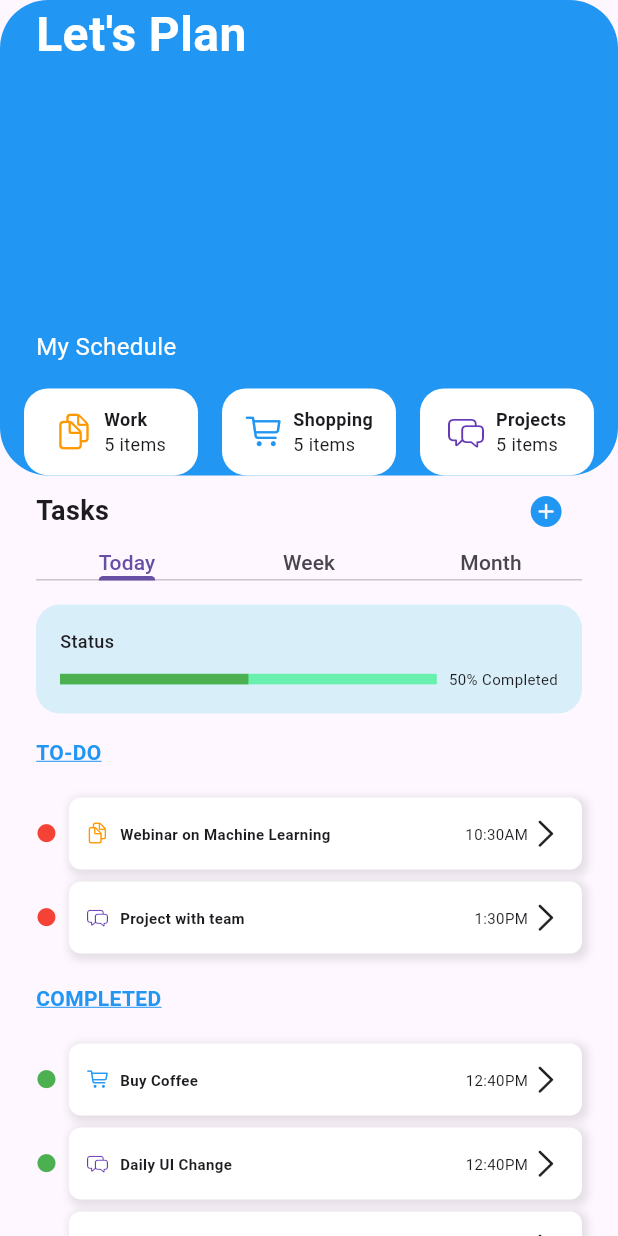
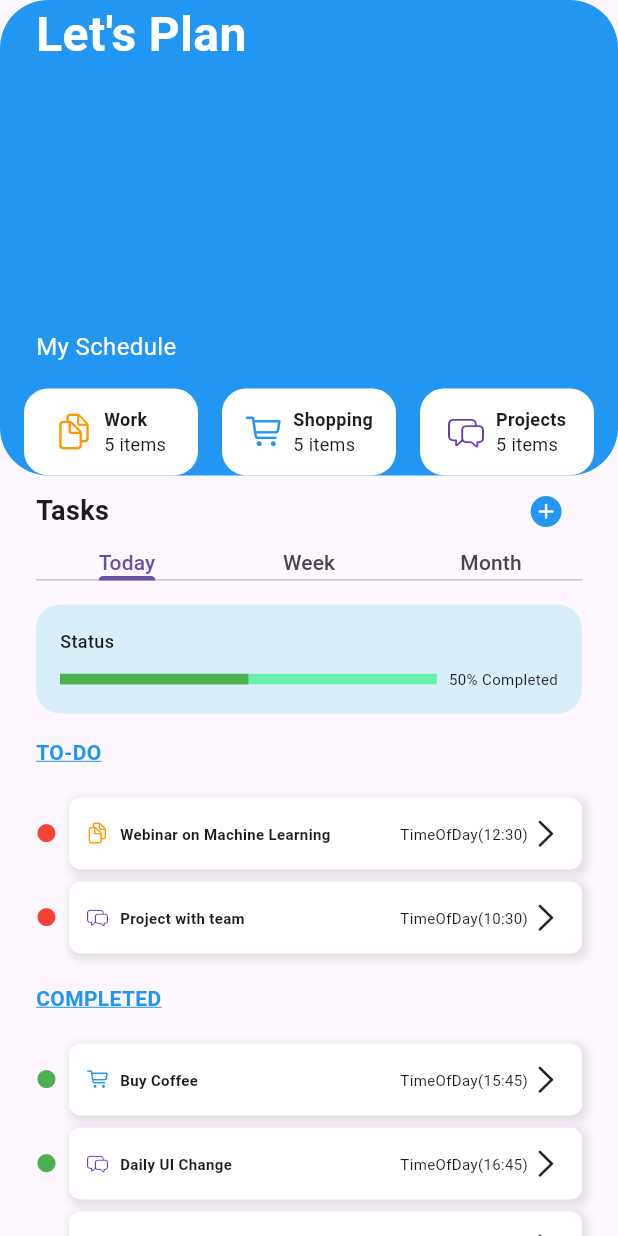
Before and after one commit to amer266030/to-do-app, a Flutter app: the screen it shows after launch, on a phone screen of 412 x 824 dp. Run offline on Flutter 3.47's test engine with Material 3 defaults, Android fonts, the phone set to English and light mode, and no system bars; our stand-ins replace date_picker_timeline, get_it.

```diff
--- a/lib/main.dart
+++ b/lib/main.dart
@@ -13,7 +13,7 @@ class MyApp extends StatelessWidget {
   // This widget is the root of your application.
   @override
   Widget build(BuildContext context) {
-    return const MaterialApp(
+    return MaterialApp(
       debugShowCheckedModeBanner: false,
       home: HomeScreen(),
     );
--- a/lib/model/app_model.dart
+++ /dev/null
@@ -1,63 +0,0 @@
-import 'package:flutter/cupertino.dart';
-import 'package:flutter/material.dart';
-import 'package:interactions_app/model/task_category.dart';
-import 'task.dart';
-
-class AppModel {
-  List<Task> tasks = [
-    Task(
-        id: 1,
-        title: 'Webinar on Machine Learning',
-        isCompleted: false,
-        time: '10:30AM',
-        categoryId: 1),
-    Task(
-        id: 2,
-        title: 'Buy Coffee',
-        isCompleted: true,
-        time: '12:40PM',
-        categoryId: 2),
-    Task(
-        id: 3,
-        title: 'Daily UI Change',
-        isCompleted: true,
-        time: '12:40PM',
-        categoryId: 3),
-    Task(
-        id: 4,
-        title: 'Project with team',
-        isCompleted: false,
-        time: '1:30PM',
-        categoryId: 3),
-    Task(
-        id: 5,
-        title: 'Webinar on Database Design',
-        isCompleted: true,
-        time: '12:15AM',
-        categoryId: 1),
-  ];
-  List<TaskCategory> categories = [
-    TaskCategory(
-        id: 1,
-        title: 'Work',
-        iconData: CupertinoIcons.doc_on_doc,
-        color: Colors.orange),
-    TaskCategory(
-        id: 2,
-        title: 'Shopping',
-        iconData: CupertinoIcons.cart,
-        color: Colors.blue),
-    TaskCategory(
-        id: 3,
-        title: 'Projects',
-        iconData: CupertinoIcons.bubble_left_bubble_right,
-        color: Colors.deepPurple),
-  ];
-
-  changeTaskCompletionState({required int id}) {
-    var task = tasks.where((task) => task.id == id).firstOrNull;
-    if (task != null) {
-      task.isCompleted = !task.isCompleted;
-    }
-  }
-}
--- a/lib/model/task.dart
+++ b/lib/model/task.dart
@@ -2,14 +2,14 @@ class Task {
   int id;
   String title;
   bool isCompleted;
-  String time;
+  DateTime timeStamp;
   int categoryId;
 
   Task({
     required this.id,
     required this.title,
     required this.isCompleted,
-    required this.time,
+    required this.timeStamp,
     required this.categoryId,
   });
 }
--- a/lib/screens/home/home_screen.dart
+++ b/lib/screens/home/home_screen.dart
@@ -1,18 +1,15 @@
 import 'package:flutter/cupertino.dart';
 import 'package:flutter/material.dart';
+import 'package:get_it/get_it.dart';
 import 'package:interactions_app/reusable_components/header_container.dart';
 import 'package:interactions_app/screens/home/subviews/days_tab_view.dart';
 import 'package:interactions_app/screens/home/subviews/task_list.dart';
-import '../add_task/add_task_screen.dart';
+import '../../managers/navigation_mgr.dart';
 import 'subviews/category_grid.dart';
 
 class HomeScreen extends StatelessWidget {
-  const HomeScreen({super.key});
-
-  void _navigateToAddTask(BuildContext context) {
-    Navigator.of(context)
-        .push(MaterialPageRoute(builder: (context) => AddTaskScreen()));
-  }
+  HomeScreen({super.key});
+  final navMgr = GetIt.I.get<NavMgr>();
 
   @override
   Widget build(BuildContext context) {
@@ -33,7 +30,7 @@ class HomeScreen extends StatelessWidget {
                 ),
                 const Spacer(),
                 IconButton(
-                  onPressed: () => _navigateToAddTask(context),
+                  onPressed: () => navMgr.navigateToAddTask(context),
                   icon: const Icon(
                     CupertinoIcons.plus_circle_fill,
                     color: Colors.blue,
--- a/lib/screens/home/subviews/category_grid.dart
+++ b/lib/screens/home/subviews/category_grid.dart
@@ -1,10 +1,10 @@
 import 'package:flutter/material.dart';
 import 'package:get_it/get_it.dart';
-import '../../../model/app_model.dart';
+import '../../../managers/data_mgr.dart';
 
 class CategoriesGrid extends StatelessWidget {
   CategoriesGrid({super.key});
-  final x = GetIt.I.get<AppModel>();
+  final dataMgr = GetIt.I.get<DataMgr>();
 
   @override
   Widget build(BuildContext context) {
@@ -19,7 +19,7 @@ class CategoriesGrid extends StatelessWidget {
           ),
           physics: const NeverScrollableScrollPhysics(),
           shrinkWrap: true,
-          children: x.categories
+          children: dataMgr.categories
               .map(
                 (cat) => _GridCard(
                   icon: Icon(cat.iconData, color: cat.color),
--- a/lib/screens/home/subviews/task_list.dart
+++ b/lib/screens/home/subviews/task_list.dart
@@ -1,13 +1,13 @@
 import 'package:flutter/cupertino.dart';
 import 'package:flutter/material.dart';
 import 'package:get_it/get_it.dart';
-import '../../../model/app_model.dart';
+import '../../../managers/data_mgr.dart';
 import '../../../model/task.dart';
 import '../../../model/task_category.dart';
 
 class TaskList extends StatelessWidget {
   TaskList({super.key});
-  final x = GetIt.I.get<AppModel>();
+  final dataMgr = GetIt.I.get<DataMgr>();
 
   @override
   Widget build(BuildContext context) {
@@ -18,7 +18,7 @@ class TaskList extends StatelessWidget {
         children: [
           _TaskSectionView(
             sectionTitle: 'TO-DO',
-            children: x.tasks
+            children: dataMgr.allTasks
                 .where((task) => task.isCompleted == false)
                 .toList()
                 .map((task) => _TaskItemView(task: task))
@@ -27,7 +27,7 @@ class TaskList extends StatelessWidget {
           const SizedBox(height: 16),
           _TaskSectionView(
             sectionTitle: 'COMPLETED',
-            children: x.tasks
+            children: dataMgr.allTasks
                 .where((task) => task.isCompleted == true)
                 .toList()
                 .map((task) => _TaskItemView(task: task))
@@ -68,12 +68,13 @@ class _TaskSectionView extends StatelessWidget {
 }
 
 class _TaskItemView extends StatelessWidget {
-  final x = GetIt.I.get<AppModel>();
+  final dataMgr = GetIt.I.get<DataMgr>();
 
   _TaskItemView({
     required this.task,
   }) {
-    category = x.categories.firstWhere((cat) => cat.id == task.categoryId);
+    category =
+        dataMgr.categories.firstWhere((cat) => cat.id == task.categoryId);
   }
 
   final Task task;
@@ -116,7 +117,8 @@ class _TaskItemView extends StatelessWidget {
                     const Spacer(),
                     Row(
                       children: [
-                        Text(task.time, style: const TextStyle(fontSize: 10)),
+                        Text(TimeOfDay.fromDateTime(task.timeStamp).toString(),
+                            style: const TextStyle(fontSize: 10)),
                         const Icon(CupertinoIcons.chevron_right),
                       ],
                     )
--- a/lib/services/di_container.dart
+++ b/lib/services/di_container.dart
@@ -1,8 +1,10 @@
 import 'package:get_it/get_it.dart';
-import '../model/app_model.dart';
+import 'package:interactions_app/managers/navigation_mgr.dart';
+import '../managers/data_mgr.dart';
 
 class DIContainer {
   static void setup() {
-    GetIt.I.registerSingleton<AppModel>(AppModel());
+    GetIt.I.registerSingleton<DataMgr>(DataMgr());
+    GetIt.I.registerSingleton<NavMgr>(NavMgr());
   }
 }
```
Also changed, not shown: lib/managers/data_mgr.dart (added, +113 -0 lines), lib/managers/navigation_mgr.dart (added, +16 -0 lines), lib/model/enum/time_period.dart (added, +25 -0 lines), lib/screens/add_task/add_task_screen.dart (+11 -14 lines), 1 other file.
